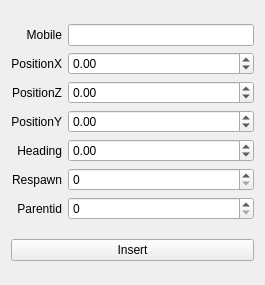
Qt form WorldSpawnerTool/insertwindow.ui (TheAnswer/Tools) before a commit.
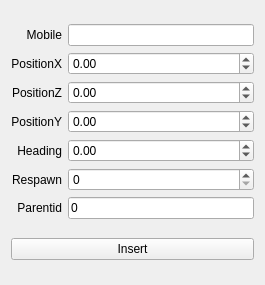
The same form after that commit.

Commit message: [fixed] But in interface not allowing respawn and parent id to be set when inserting spawns.

```diff
--- a/WorldSpawnerTool/insertwindow.ui
+++ b/WorldSpawnerTool/insertwindow.ui
@@ -130,9 +130,9 @@
       </widget>
      </item>
      <item row="6" column="1">
-      <widget class="QSpinBox" name="spinBox_ParentID">
-       <property name="maximum">
-        <number>10</number>
+      <widget class="QLineEdit" name="lineEdit_ParentID">
+       <property name="text">
+        <string>0</string>
        </property>
       </widget>
      </item>
```
Left out of the diff: 12 changed lines with no effect on the pictures. The commit also changes 3 other files.
